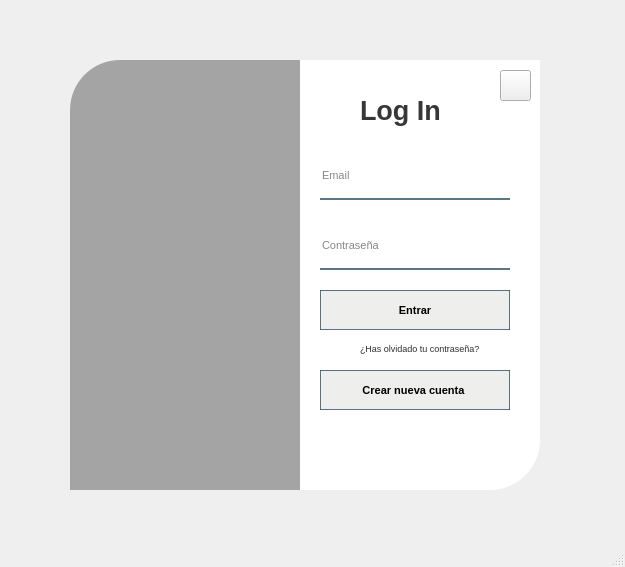
The window that Codigo/v2_login.ui (cfmondelo/supermercado) describes before a commit, drawn with Qt 5.
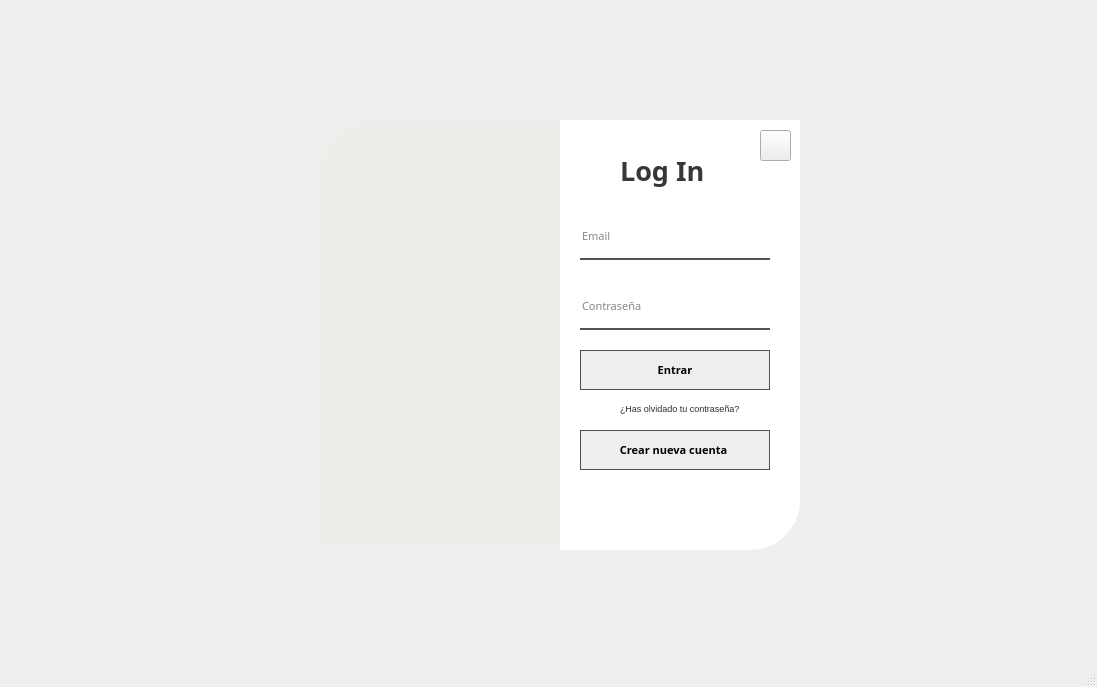
The same window after the commit. Icons and pictures are not drawn.

Diff of the .ui file:
```diff
--- a/Codigo/v2_login.ui
+++ b/Codigo/v2_login.ui
@@ -6,10 +6,15 @@
    <rect>
     <x>0</x>
     <y>0</y>
-    <width>625</width>
-    <height>567</height>
+    <width>1097</width>
+    <height>687</height>
    </rect>
   </property>
+  <property name="font">
+   <font>
+    <family>Raleway</family>
+   </font>
+  </property>
   <property name="windowTitle">
    <string>MainWindow</string>
   </property>
@@ -17,8 +22,8 @@
    <widget class="QWidget" name="widget" native="true">
     <property name="geometry">
      <rect>
-      <x>30</x>
-      <y>30</y>
+      <x>290</x>
+      <y>90</y>
       <width>550</width>
       <height>500</height>
      </rect>
@@ -35,37 +40,34 @@
 	padding-top:5px;
 	background-color:rgba(91,88,53,255);
 }
+QLineEdit{
+background-color:rgba(0,0,0,0);
+border:none;
+border-bottom:2px solid rgb(73,86,78);
+color:rgba(0,0,0,240);
+padding-bottom:7px;
+}
+QLineEdit:focus{
+    outline: none;
+	border:none;
+outline-width:0px;
+border-width:0px;
+    outline-color: rgba(255,255,255,0);
+    border-color: rgba(255,255,255,0);
+}
 </string>
     </property>
     <widget class="QLabel" name="label">
      <property name="geometry">
       <rect>
-       <x>40</x>
+       <x>30</x>
        <y>30</y>
-       <width>280</width>
+       <width>240</width>
        <height>430</height>
       </rect>
      </property>
      <property name="styleSheet">
-      <string notr="true">border-image: url(:/images/5.jpg);
-border-image: url(:/images/z_background-login.jpg);
-border-top-left-radius:50px;</string>
-     </property>
-     <property name="text">
-      <string/>
-     </property>
-    </widget>
-    <widget class="QLabel" name="label_2">
-     <property name="geometry">
-      <rect>
-       <x>40</x>
-       <y>30</y>
-       <width>280</width>
-       <height>430</height>
-      </rect>
-     </property>
-     <property name="styleSheet">
-      <string notr="true">background-color:rgba(0,0,0,80);
+      <string notr="true">border-image: url(:/images/z_background_limonada_login.jpg);
 border-top-left-radius:50px;</string>
      </property>
      <property name="text">
@@ -101,6 +103,7 @@
      </property>
      <property name="font">
       <font>
+       <family>Raleway</family>
        <pointsize>20</pointsize>
        <weight>75</weight>
        <bold>true</bold>
@@ -124,15 +127,12 @@
      </property>
      <property name="font">
       <font>
+       <family>Raleway</family>
        <pointsize>8</pointsize>
       </font>
      </property>
      <property name="styleSheet">
-      <string notr="true">background-color:rgba(0,0,0,0);
-border:none;
-border-bottom:2px solid rgba(46,82,101,200);
-color:rgba(0,0,0,240);
-padding-bottom:7px;</string>
+      <string notr="true"/>
      </property>
      <property name="placeholderText">
       <string>Email</string>
@@ -149,15 +149,12 @@
      </property>
      <property name="font">
       <font>
+       <family>Raleway</family>
        <pointsize>8</pointsize>
       </font>
      </property>
      <property name="styleSheet">
-      <string notr="true">background-color:rgba(0,0,0,0);
-border:none;
-border-bottom:2px solid rgba(46,82,101,200);
-color:rgba(0,0,0,240);
-padding-bottom:7px;</string>
+      <string notr="true"/>
      </property>
      <property name="echoMode">
       <enum>QLineEdit::Password</enum>
@@ -177,6 +174,7 @@
      </property>
      <property name="font">
       <font>
+       <family>Raleway</family>
        <pointsize>8</pointsize>
        <weight>75</weight>
        <bold>true</bold>
@@ -186,7 +184,7 @@
       <string notr="true">background-color:   rgba(233,233,232,200);
 border-style:solid;
 border-width: 1px;
-border-color:  rgba(46,82,101,200);</string>
+border-color:  rgb(73,86,78);</string>
      </property>
      <property name="text">
       <string>Entrar</string>
@@ -224,6 +222,7 @@
      </property>
      <property name="font">
       <font>
+       <family>Raleway</family>
        <pointsize>8</pointsize>
        <weight>75</weight>
        <bold>true</bold>
@@ -233,7 +232,7 @@
       <string notr="true">background-color:   rgba(233,233,232,200);
 border-style:solid;
 border-width: 1px;
-border-color:  rgba(46,82,101,200);</string>
+border-color:  rgb(73,86,78);</string>
      </property>
      <property name="text">
       <string>Crear nueva cuenta </string>
@@ -256,6 +255,26 @@
        <normaloff>:/iconos/z_cerrar.png</normaloff>:/iconos/z_cerrar.png</iconset>
      </property>
     </widget>
+    <widget class="QLabel" name="label_2">
+     <property name="geometry">
+      <rect>
+       <x>30</x>
+       <y>30</y>
+       <width>240</width>
+       <height>430</height>
+      </rect>
+     </property>
+     <property name="styleSheet">
+      <string notr="true">background-color:rgba(239,232,224,70);
+border-top-left-radius:50px;</string>
+     </property>
+     <property name="text">
+      <string/>
+     </property>
+     <property name="alignment">
+      <set>Qt::AlignCenter</set>
+     </property>
+    </widget>
    </widget>
   </widget>
   <widget class="QStatusBar" name="statusbar"/>
```
Left out of the diff: 9 changed lines with no effect on the pictures.
